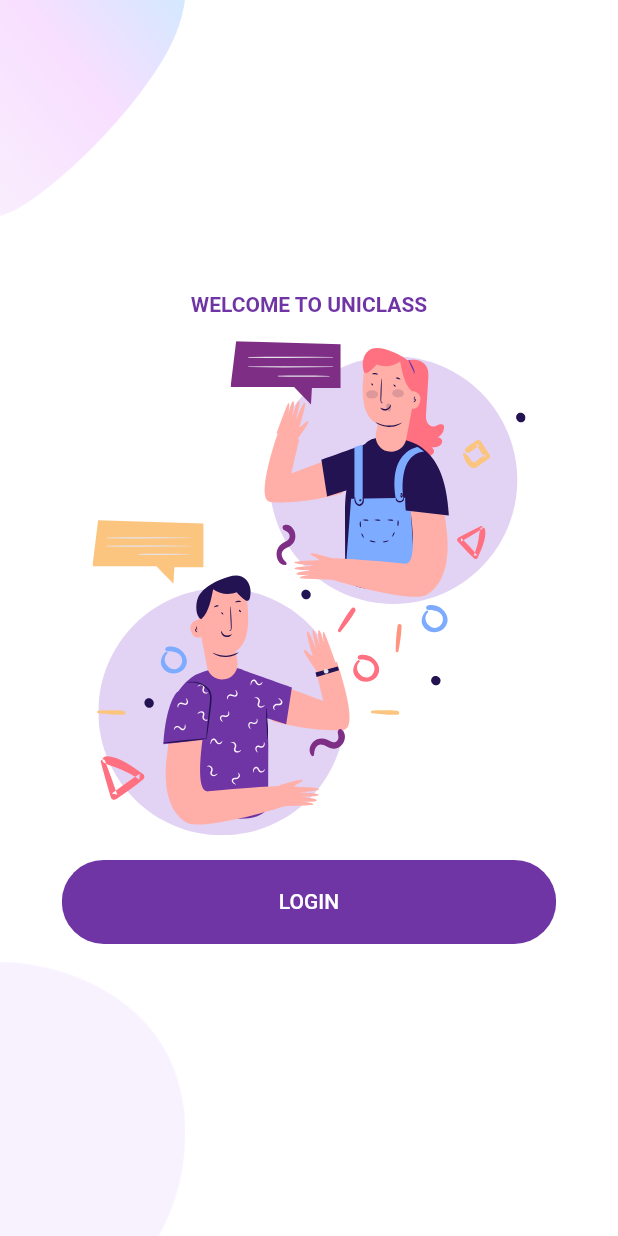
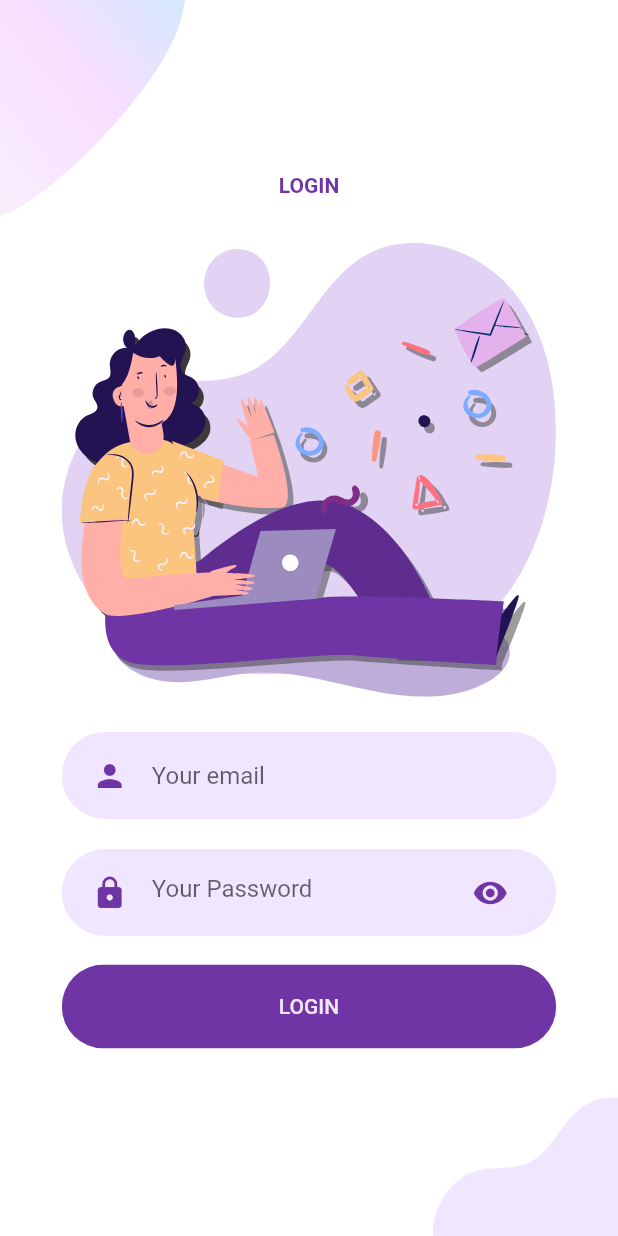
Before and after one commit to DenisBiwott/Uniclass, a Flutter app: the screen it shows after launch, after a tap on "LOGIN", on a phone screen of 412 x 824 dp. Run offline on Flutter 3.47's test engine with Material 2 defaults, Android fonts, the phone set to English and light mode, and no system bars; our stand-ins replace flutter_svg.

```diff
--- /dev/null
+++ b/lib/Screens/Login/components/background.dart
@@ -0,0 +1,39 @@
+import 'package:flutter/material.dart';
+
+class LoginBackground extends StatelessWidget {
+  final Widget child;
+  const LoginBackground({
+    Key key,
+    this.child,
+  }) : super(key: key);
+
+  @override
+  Widget build(BuildContext context) {
+    Size size = MediaQuery.of(context).size;
+    return Container(
+      width: double.infinity,
+      height: size.height,
+      child: Stack(
+        alignment: Alignment.center,
+        children: <Widget>[
+          Positioned(
+            top: 0,
+            left: 0,
+            child: Image(
+                image: AssetImage("assets/images/main_top.png"),
+                width: size.width * 0.3),
+          ),
+          Positioned(
+            bottom: 0,
+            right: 0,
+            child: Image(
+              image: AssetImage("assets/images/login_bottom.png"),
+              width: size.width * 0.3,
+            ),
+          ),
+          child,
+        ],
+      ),
+    );
+  }
+}
--- /dev/null
+++ b/lib/Screens/Login/components/body.dart
@@ -0,0 +1,132 @@
+import 'package:flutter/material.dart';
+import 'package:flutter_svg/flutter_svg.dart';
+import 'package:uniclass/Screens/Login/components/background.dart';
+import 'package:uniclass/Screens/Welcome/components/rounded_button.dart';
+import 'package:uniclass/constants.dart';
+
+class LoginBody extends StatelessWidget {
+  @override
+  Widget build(BuildContext context) {
+    Size size = MediaQuery.of(context).size;
+    return LoginBackground(
+      child: SingleChildScrollView(
+        child: Column(
+          mainAxisAlignment: MainAxisAlignment.center,
+          children: [
+            Text(
+              "LOGIN",
+              style:
+                  TextStyle(fontWeight: FontWeight.bold, color: kPrimaryColor),
+            ),
+            SizedBox(
+              height: size.height * 0.02,
+            ),
+            SvgPicture.asset(
+              "assets/icons/login.svg",
+              width: size.width * 0.8,
+              height: size.height * 0.4,
+            ),
+            RoundedInputField(
+              icon: Icons.person,
+              onChanged: (value) {},
+              hintText: "Your email",
+            ),
+            PasswordInputField(
+              onChanged: (value) {},
+              hintText: "Your Password",
+            ),
+            RoundedButton(
+              text: "LOGIN",
+              color: kPrimaryColor,
+              textColor: kPrimaryLightColor,
+              press: () {},
+            )
+          ],
+        ),
+      ),
+    );
+  }
+}
+
+// TODO: Move these to seperate files
+class PasswordInputField extends StatelessWidget {
+  final String hintText;
+  final ValueChanged<String> onChanged;
+  const PasswordInputField({
+    Key key,
+    this.hintText,
+    this.onChanged,
+  }) : super(key: key);
+
+  @override
+  Widget build(BuildContext context) {
+    return TextFieldContainer(
+      child: TextField(
+        onChanged: onChanged,
+        obscureText: true,
+        decoration: InputDecoration(
+          icon: Icon(
+            Icons.lock,
+            color: kPrimaryColor,
+          ),
+          hintText: hintText,
+          border: InputBorder.none,
+          suffixIcon: Icon(
+            Icons.visibility,
+            color: kPrimaryColor,
+          ),
+        ),
+      ),
+    );
+  }
+}
+
+class RoundedInputField extends StatelessWidget {
+  final IconData icon;
+  final ValueChanged<String> onChanged;
+  final String hintText;
+  const RoundedInputField({
+    Key key,
+    this.icon,
+    this.onChanged,
+    this.hintText,
+  }) : super(key: key);
+
+  @override
+  Widget build(BuildContext context) {
+    return TextFieldContainer(
+      child: TextField(
+        onChanged: onChanged,
+        decoration: InputDecoration(
+          icon: Icon(
+            icon,
+            color: kPrimaryColor,
+          ),
+          hintText: hintText,
+          border: InputBorder.none,
+        ),
+      ),
+    );
+  }
+}
+
+class TextFieldContainer extends StatelessWidget {
+  final Widget child;
+  const TextFieldContainer({
+    Key key,
+    @required this.child,
+  }) : super(key: key);
+
+  @override
+  Widget build(BuildContext context) {
+    Size size = MediaQuery.of(context).size;
+    return Container(
+      margin: EdgeInsets.symmetric(vertical: 10),
+      padding: EdgeInsets.symmetric(vertical: 5, horizontal: 20),
+      decoration: BoxDecoration(
+          borderRadius: BorderRadius.circular(30), color: kPrimaryLightColor),
+      width: size.width * 0.8,
+      child: child,
+    );
+  }
+}
--- /dev/null
+++ b/lib/Screens/Login/login_screen.dart
@@ -0,0 +1,13 @@
+import 'package:flutter/material.dart';
+
+import 'components/body.dart';
+
+class Login extends StatelessWidget {
+  @override
+  Widget build(BuildContext context) {
+    return Scaffold(
+      body: LoginBody(),
+
+    );
+  }
+}
--- a/lib/Screens/Welcome/components/body.dart
+++ b/lib/Screens/Welcome/components/body.dart
@@ -1,6 +1,8 @@
 import 'package:flutter/material.dart';
 import 'package:flutter_svg/svg.dart';
+import 'package:uniclass/Screens/Login/login_screen.dart';
 import 'package:uniclass/Screens/Welcome/components/background.dart';
+import 'package:uniclass/Screens/Welcome/components/rounded_button.dart';
 import 'package:uniclass/constants.dart';
 
 class Body extends StatelessWidget {
@@ -8,12 +10,14 @@ class Body extends StatelessWidget {
   Widget build(BuildContext context) {
     Size size = MediaQuery.of(context).size;
     return Background(
+      child: SingleChildScrollView(
         child: Column(
           mainAxisAlignment: MainAxisAlignment.center,
           children: [
             Text(
               "WELCOME TO UNICLASS",
-            style: TextStyle(fontWeight: FontWeight.bold, color: kPrimaryColor),
+              style:
+                  TextStyle(fontWeight: FontWeight.bold, color: kPrimaryColor),
             ),
             SizedBox(
               height: size.height * 0.02,
@@ -26,19 +30,29 @@ class Body extends StatelessWidget {
             SizedBox(
               height: size.height * 0.02,
             ),
-          Container(
-            width: size.width * 0.8,
-            child: ClipRRect(
-              borderRadius: BorderRadius.circular(30),
-              child: FlatButton(
-                onPressed: () {},
-                child: Text('LOGIN', style: TextStyle(color: Colors.white),),
+            RoundedButton(
+              text: 'LOGIN',
               color: kPrimaryColor,
-                padding: EdgeInsets.symmetric(horizontal: 40, vertical: 20),
+              textColor: kPrimaryLightColor,
+              press: () {
+                Navigator.push(
+                  context,
+                  MaterialPageRoute(
+                    builder: (context) {
+                      return Login();
+                    },
                   ),
+                );
+              },
             ),
-          )
+            RoundedButton(
+              text: 'SIGN UP',
+              color: kPrimaryLightColor,
+              textColor: kPrimaryColor,
+              press: () {},
+            ),
           ],
+        ),
       ),
     );
   }
--- /dev/null
+++ b/lib/Screens/Welcome/components/rounded_button.dart
@@ -0,0 +1,38 @@
+import 'package:flutter/material.dart';
+
+import '../../../constants.dart';
+
+class RoundedButton extends StatelessWidget {
+  final String text;
+  final Color color;
+  final Color textColor;
+  final Function press;
+  const RoundedButton({
+    Key key,
+    this.text,
+    this.color,
+    this.textColor,
+    this.press,
+  }) : super(key: key);
+
+  @override
+  Widget build(BuildContext context) {
+    Size size = MediaQuery.of(context).size;
+    return Container(
+      margin: EdgeInsets.symmetric(vertical: 9),
+      width: size.width * 0.8,
+      child: ClipRRect(
+        borderRadius: BorderRadius.circular(30),
+        child: FlatButton(
+          onPressed: press,
+          child: Text(
+            text,
+            style: TextStyle(color: textColor),
+          ),
+          color: color,
+          padding: EdgeInsets.symmetric(horizontal: 40, vertical: 20),
+        ),
+      ),
+    );
+  }
+}
```
Also changed, not shown: 2 other files. Lines whose indentation alone changed are shown as unchanged.
